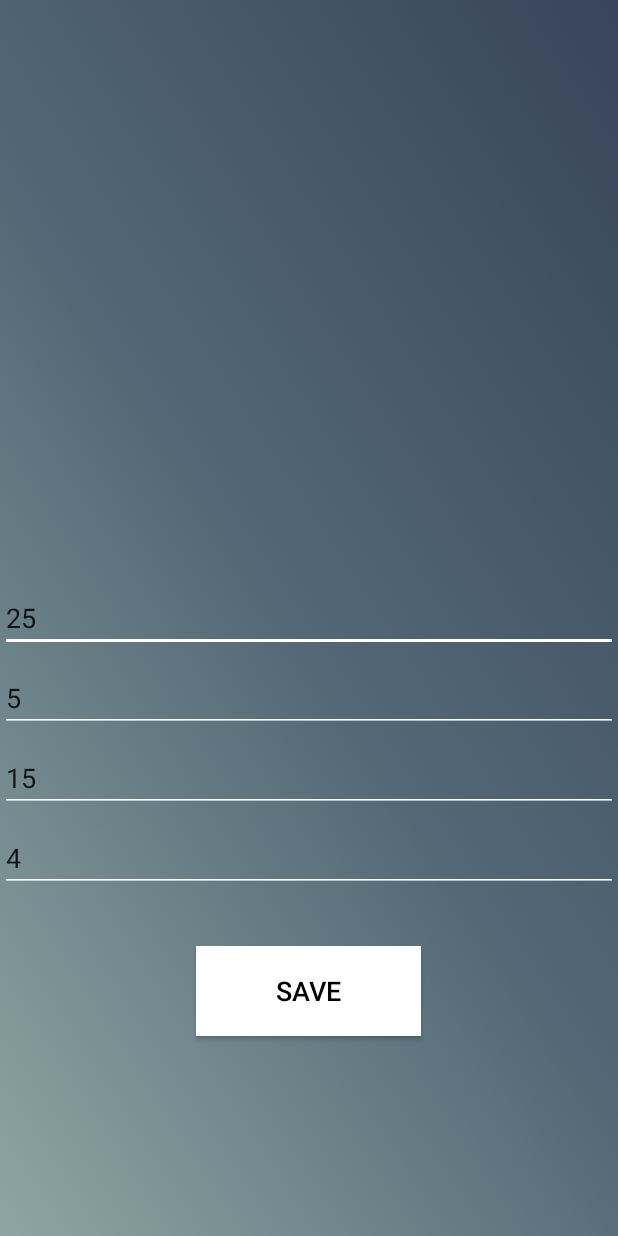
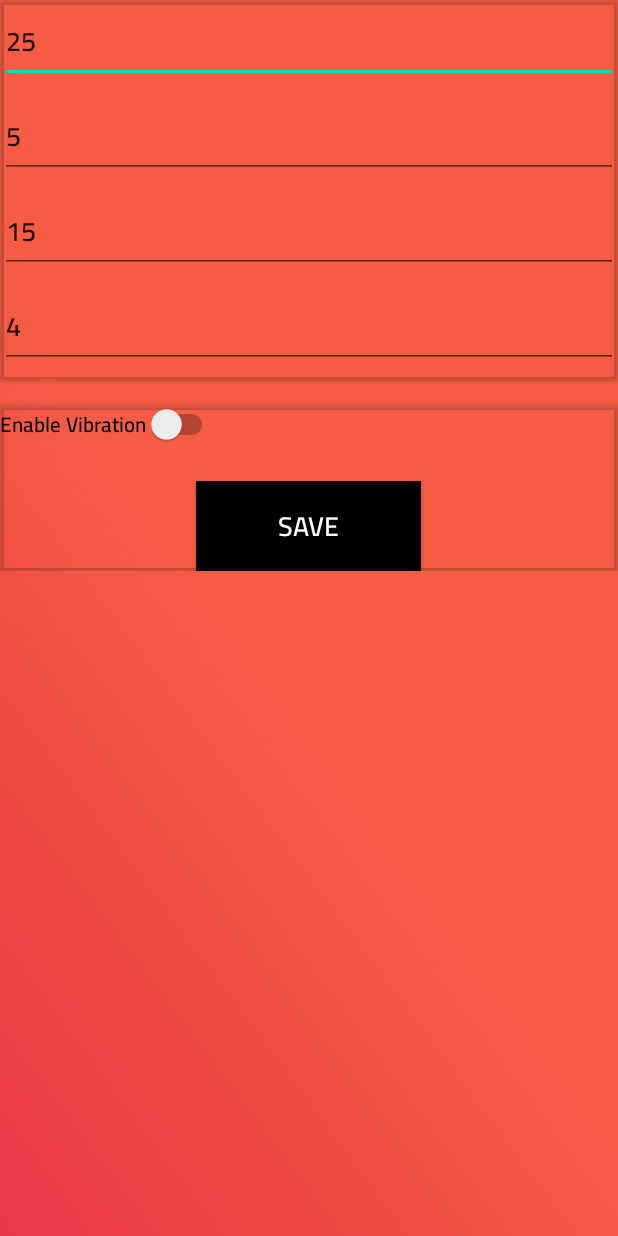
Before and after one commit to kunaaldesai/PomodoroTimer, an Android app: the screen it shows after launch (SettingsActivity), after a tap on "SETTINGS", on a phone screen of 412 x 824 dp. Run offline under Robolectric (Android 15) with nearby library versions, the phone set to English and light mode, and no system bars.

Commit message:
Added vibration setting and improved UI transparency

```diff
--- /dev/null
+++ b/app/src/main/java/com/kunaaldesai/pomodorotimer/MainActivity.kt
@@ -0,0 +1,178 @@
+package com.kunaaldesai.pomodorotimer
+
+import android.content.Context
+import android.content.Intent
+import android.media.MediaPlayer
+import android.os.Bundle
+import android.os.Handler
+import android.os.Looper
+import android.os.Vibrator
+import android.widget.Button
+import android.widget.TextView
+import androidx.appcompat.app.AppCompatActivity
+
+class MainActivity : AppCompatActivity() {
+
+    private enum class TimerState {
+        WORK, SHORT_BREAK, LONG_BREAK
+    }
+
+    private var pomodoroLength: Int = 25 * 60
+    private var shortBreakLength: Int = 5 * 60
+    private var longBreakLength: Int = 15 * 60
+    private var currentTimerValue: Int = pomodoroLength
+    private val handler = Handler(Looper.getMainLooper())
+    private lateinit var timerLabel: TextView
+    private lateinit var startButton: Button
+    private lateinit var resetButton: Button
+    private lateinit var settingsButton: Button
+    private lateinit var cyclesCompletedLabel: TextView
+    private lateinit var cyclesUntilLongBreakLabel: TextView
+    private lateinit var mediaPlayer: MediaPlayer
+    private lateinit var vibrator: Vibrator
+    private var isRunning = false
+    private var cyclesCompleted = 0
+    private var cyclesUntilLongBreak = 4
+    private var currentTimerState = TimerState.WORK
+    private var isVibrationEnabled = false
+
+    private val sharedPrefFile = "pomodoroTimerPreferences"
+    private val sharedPreferences by lazy {
+        this.getSharedPreferences(sharedPrefFile, Context.MODE_PRIVATE)
+    }
+
+    override fun onCreate(savedInstanceState: Bundle?) {
+        super.onCreate(savedInstanceState)
+        setContentView(R.layout.activity_main)
+
+        timerLabel = findViewById(R.id.timerLabel)
+        startButton = findViewById(R.id.startButton)
+        resetButton = findViewById(R.id.resetButton)
+        settingsButton = findViewById(R.id.settingsButton)
+        cyclesCompletedLabel = findViewById(R.id.cyclesCompleted)
+        cyclesUntilLongBreakLabel = findViewById(R.id.cyclesUntilLongBreak)
+
+        mediaPlayer = MediaPlayer.create(this, R.raw.timer_sound)
+        vibrator = getSystemService(Context.VIBRATOR_SERVICE) as Vibrator
+
+        startButton.setOnClickListener {
+            if (isRunning) {
+                pauseTimer()
+            } else {
+                startTimer()
+            }
+        }
+
+        resetButton.setOnClickListener {
+            loadSettings() // Load settings and reset timer when 'reset' is pressed
+        }
+
+        settingsButton.setOnClickListener {
+            val intent = Intent(this, SettingsActivity::class.java)
+            startActivity(intent)
+        }
+
+        // Load saved settings on startup
+        loadSettings()
+    }
+
+    override fun onResume() {
+        super.onResume()
+        // Reload settings only if they have changed
+        if (sharedPreferences.getBoolean("SETTINGS_CHANGED", false)) {
+            loadSettings()
+            val editor = sharedPreferences.edit()
+            editor.putBoolean("SETTINGS_CHANGED", false)
+            editor.apply()
+        }
+    }
+
+    private fun loadSettings() {
+        pomodoroLength = sharedPreferences.getInt("POMODORO_TIME", 25) * 60
+        shortBreakLength = sharedPreferences.getInt("SHORT_BREAK", 5) * 60
+        longBreakLength = sharedPreferences.getInt("LONG_BREAK", 15) * 60
+        cyclesUntilLongBreak = sharedPreferences.getInt("CYCLES_UNTIL_LONG_BREAK", 4)
+        isVibrationEnabled = sharedPreferences.getBoolean("VIBRATE_SETTING", false)
+        resetTimer()
+        updateTimerDisplay()
+    }
+
+    private fun startTimer() {
+        isRunning = true
+        startButton.text = "Pause"
+        handler.postDelayed(tickRunnable, 1000)
+    }
+
+    private fun pauseTimer() {
+        isRunning = false
+        startButton.text = "Start"
+        handler.removeCallbacks(tickRunnable)
+    }
+
+    private val tickRunnable = object : Runnable {
+        override fun run() {
+            if (currentTimerValue > 0) {
+                currentTimerValue--
+                val mins = currentTimerValue / 60
+                val secs = currentTimerValue % 60
+                timerLabel.text = String.format("%02d:%02d", mins, secs)
+                handler.postDelayed(this, 1000)
+            } else {
+                playSound()
+                if (isVibrationEnabled) {
+                    vibrator.vibrate(2000) // Vibrate for 2 seconds
+                }
+                when (currentTimerState) {
+                    TimerState.WORK -> {
+                        cyclesCompleted++
+                        cyclesUntilLongBreak--
+                        if (cyclesUntilLongBreak <= 0) {
+                            cyclesUntilLongBreak = sharedPreferences.getInt("CYCLES_UNTIL_LONG_BREAK", 4)
+                            currentTimerState = TimerState.LONG_BREAK
+                            currentTimerValue = longBreakLength
+                        } else {
+                            currentTimerState = TimerState.SHORT_BREAK
+                            currentTimerValue = shortBreakLength
+                        }
+                    }
+                    TimerState.SHORT_BREAK -> {
+                        currentTimerState = TimerState.WORK
+                        currentTimerValue = pomodoroLength
+                    }
+                    TimerState.LONG_BREAK -> {
+                        currentTimerState = TimerState.WORK
+                        currentTimerValue = pomodoroLength
+                    }
+                }
+                updateTimerDisplay()
+                startTimer()  // Restart the timer automatically
+            }
+        }
+    }
+
+    private fun updateTimerDisplay() {
+        val mins = currentTimerValue / 60
+        val secs = currentTimerValue % 60
+        timerLabel.text = String.format("%02d:%02d", mins, secs)
+        cyclesCompletedLabel.text = "Cycles Completed: $cyclesCompleted"
+        cyclesUntilLongBreakLabel.text = "Cycles until long break: $cyclesUntilLongBreak"
+    }
+
+    private fun resetTimer() {
+        pauseTimer()
+        currentTimerState = TimerState.WORK
+        currentTimerValue = pomodoroLength
+        updateTimerDisplay()
+    }
+
+    private fun playSound() {
+        if (!mediaPlayer.isPlaying) {
+            mediaPlayer.start()
+        }
+    }
+
+    override fun onDestroy() {
+        super.onDestroy()
+        mediaPlayer.release()
+    }
+}
--- /dev/null
+++ b/app/src/main/java/com/kunaaldesai/pomodorotimer/SettingsActivity.kt
@@ -0,0 +1,77 @@
+package com.kunaaldesai.pomodorotimer
+
+import android.content.Context
+import android.content.SharedPreferences
+import android.os.Bundle
+import android.widget.Button
+import android.widget.EditText
+import android.widget.Switch
+import android.widget.Toast
+import androidx.appcompat.app.AppCompatActivity
+
+class SettingsActivity : AppCompatActivity() {
+
+    private lateinit var pomodoroTimeInput: EditText
+    private lateinit var shortBreakTimeInput: EditText
+    private lateinit var longBreakTimeInput: EditText
+    private lateinit var cyclesUntilLongBreakInput: EditText
+    private lateinit var saveButton: Button
+    private lateinit var vibrateSwitch: Switch
+
+    private val sharedPrefFile = "pomodoroTimerPreferences"
+
+    override fun onCreate(savedInstanceState: Bundle?) {
+        super.onCreate(savedInstanceState)
+        setContentView(R.layout.activity_settings)
+
+        pomodoroTimeInput = findViewById(R.id.pomodoroTimeInput)
+        shortBreakTimeInput = findViewById(R.id.shortBreakTimeInput)
+        longBreakTimeInput = findViewById(R.id.longBreakTimeInput)
+        cyclesUntilLongBreakInput = findViewById(R.id.cyclesUntilLongBreakInput)
+        saveButton = findViewById(R.id.saveButton)
+        vibrateSwitch = findViewById(R.id.vibrateSwitch)
+
+        // Load saved settings
+        loadSettings()
+
+        saveButton.setOnClickListener {
+            if (validateInputs()) {
+                saveSettings()
+                finish() // This will return to MainActivity
+            } else {
+                Toast.makeText(this, "Please fill in all fields!", Toast.LENGTH_SHORT).show()
+            }
+        }
+    }
+
+    private fun loadSettings() {
+        val sharedPreferences: SharedPreferences = this.getSharedPreferences(sharedPrefFile, Context.MODE_PRIVATE)
+
+        pomodoroTimeInput.setText(sharedPreferences.getInt("POMODORO_TIME", 25).toString())
+        shortBreakTimeInput.setText(sharedPreferences.getInt("SHORT_BREAK", 5).toString())
+        longBreakTimeInput.setText(sharedPreferences.getInt("LONG_BREAK", 15).toString())
+        cyclesUntilLongBreakInput.setText(sharedPreferences.getInt("CYCLES_UNTIL_LONG_BREAK", 4).toString())
+        vibrateSwitch.isChecked = sharedPreferences.getBoolean("VIBRATE_SETTING", false)
+    }
+
+    private fun saveSettings() {
+        val sharedPreferences: SharedPreferences = this.getSharedPreferences(sharedPrefFile, Context.MODE_PRIVATE)
+        val editor: SharedPreferences.Editor = sharedPreferences.edit()
+
+        editor.putInt("POMODORO_TIME", pomodoroTimeInput.text.toString().toInt())
+        editor.putInt("SHORT_BREAK", shortBreakTimeInput.text.toString().toInt())
+        editor.putInt("LONG_BREAK", longBreakTimeInput.text.toString().toInt())
+        editor.putInt("CYCLES_UNTIL_LONG_BREAK", cyclesUntilLongBreakInput.text.toString().toInt())
+        editor.putBoolean("VIBRATE_SETTING", vibrateSwitch.isChecked)
+        editor.putBoolean("SETTINGS_CHANGED", true) // Indicate that settings have been changed
+        editor.apply()
+    }
+
+    // Check if any input field is empty
+    private fun validateInputs(): Boolean {
+        return pomodoroTimeInput.text.isNotEmpty() &&
+                shortBreakTimeInput.text.isNotEmpty() &&
+                longBreakTimeInput.text.isNotEmpty() &&
+                cyclesUntilLongBreakInput.text.isNotEmpty()
+    }
+}
--- a/app/src/main/res/layout/activity_settings.xml
+++ b/app/src/main/res/layout/activity_settings.xml
@@ -1,67 +1,115 @@
 <?xml version="1.0" encoding="utf-8"?>
-<RelativeLayout xmlns:android="http://schemas.android.com/apk/res/android"
+<ScrollView xmlns:android="http://schemas.android.com/apk/res/android"
     android:layout_width="match_parent"
     android:layout_height="match_parent"
+    android:background="@drawable/gradient_background"
+    android:fitsSystemWindows="true"
+    android:padding="16dp">
+
+    <LinearLayout
+        android:layout_width="match_parent"
+        android:layout_height="wrap_content"
+        android:orientation="vertical"
+        android:layout_marginBottom="16dp">
+
+        <!-- Card layout for Time Settings -->
+        <androidx.cardview.widget.CardView
+            android:layout_width="match_parent"
+            android:layout_height="wrap_content"
+            android:layout_marginBottom="16dp"
             android:padding="16dp"
-    android:background="@drawable/gradient_background"
-    android:fitsSystemWindows="true">
+            android:backgroundTint="@android:color/transparent"
+            android:elevation="4dp">
+
+            <LinearLayout
+                android:layout_width="match_parent"
+                android:layout_height="wrap_content"
+                android:orientation="vertical">
 
                 <!-- Pomodoro Time Input -->
                 <EditText
                     android:id="@+id/pomodoroTimeInput"
                     android:layout_width="match_parent"
                     android:layout_height="wrap_content"
+                    android:layout_marginBottom="8dp"
+                    android:fontFamily="@font/cairo_semibold"
                     android:hint="Pomodoro time (minutes)"
-        android:inputType="number"
-        android:layout_centerVertical="true"
-        android:backgroundTint="#FFFFFF"
-        android:layout_marginBottom="8dp" />
+                    android:inputType="number" />
 
                 <!-- Short Break Time Input -->
                 <EditText
                     android:id="@+id/shortBreakTimeInput"
                     android:layout_width="match_parent"
                     android:layout_height="wrap_content"
+                    android:layout_marginBottom="8dp"
+                    android:fontFamily="@font/cairo_semibold"
                     android:hint="Short break time (minutes)"
-        android:inputType="number"
-        android:layout_below="@id/pomodoroTimeInput"
-        android:backgroundTint="#FFFFFF"
-        android:layout_marginBottom="8dp" />
+                    android:inputType="number" />
 
                 <!-- Long Break Time Input -->
                 <EditText
                     android:id="@+id/longBreakTimeInput"
                     android:layout_width="match_parent"
                     android:layout_height="wrap_content"
+                    android:layout_marginBottom="8dp"
+                    android:fontFamily="@font/cairo_semibold"
                     android:hint="Long break time (minutes)"
-        android:inputType="number"
-        android:layout_below="@id/shortBreakTimeInput"
-        android:backgroundTint="#FFFFFF"
-        android:layout_marginBottom="8dp" />
+                    android:inputType="number" />
 
                 <!-- Cycles Until Long Break Input -->
                 <EditText
                     android:id="@+id/cyclesUntilLongBreakInput"
                     android:layout_width="match_parent"
                     android:layout_height="wrap_content"
+                    android:layout_marginBottom="8dp"
+                    android:fontFamily="@font/cairo_semibold"
                     android:hint="Cycles until long break"
-        android:inputType="number"
-        android:layout_below="@id/longBreakTimeInput"
-        android:backgroundTint="#FFFFFF"
-        android:layout_marginBottom="16dp" />
+                    android:inputType="number" />
+
+            </LinearLayout>
+
+        </androidx.cardview.widget.CardView>
+
+        <!-- Card layout for General Settings -->
+        <androidx.cardview.widget.CardView
+            android:layout_width="match_parent"
+            android:layout_height="wrap_content"
+            android:padding="16dp"
+            android:backgroundTint="@android:color/transparent"
+            android:elevation="4dp">
+
+            <LinearLayout
+                android:layout_width="match_parent"
+                android:layout_height="wrap_content"
+                android:orientation="vertical">
+
+                <!-- Vibration Setting -->
+                <Switch
+                    android:id="@+id/vibrateSwitch"
+                    android:layout_width="wrap_content"
+                    android:layout_height="wrap_content"
+                    android:layout_marginBottom="16dp"
+                    android:fontFamily="@font/cairo_semibold"
+                    android:text="Enable Vibration" />
 
                 <!-- Save Button -->
                 <Button
                     android:id="@+id/saveButton"
                     android:layout_width="150dp"
                     android:layout_height="60dp"
+                    android:layout_gravity="center"
+                    android:layout_marginTop="8dp"
+                    android:background="#000000"
+                    android:elevation="8dp"
+                    android:fontFamily="@font/cairo_semibold"
                     android:text="Save"
-        android:layout_centerHorizontal="true"
-        android:background="#FFFFFF"
-        android:textColor="#000000"
-        android:elevation="8dp"
-        android:textSize="18sp"
-        android:layout_below="@id/cyclesUntilLongBreakInput"
-        android:layout_marginTop="20dp" />
+                    android:textColor="#FFFFFF"
+                    android:textSize="18sp" />
 
-</RelativeLayout>
+            </LinearLayout>
+
+        </androidx.cardview.widget.CardView>
+
+    </LinearLayout>
+
+</ScrollView>
```
Also changed, not shown: app/build.gradle.kts (+4 -3 lines), app/src/main/AndroidManifest.xml (+5 -3 lines), app/src/main/res/layout/activity_main.xml (+18 -14 lines), app/src/main/res/drawable/gradient_background.png, app/src/main/res/font/cairo_semibold.ttf (added), 2 other files. Lines whose indentation alone changed are shown as unchanged.
